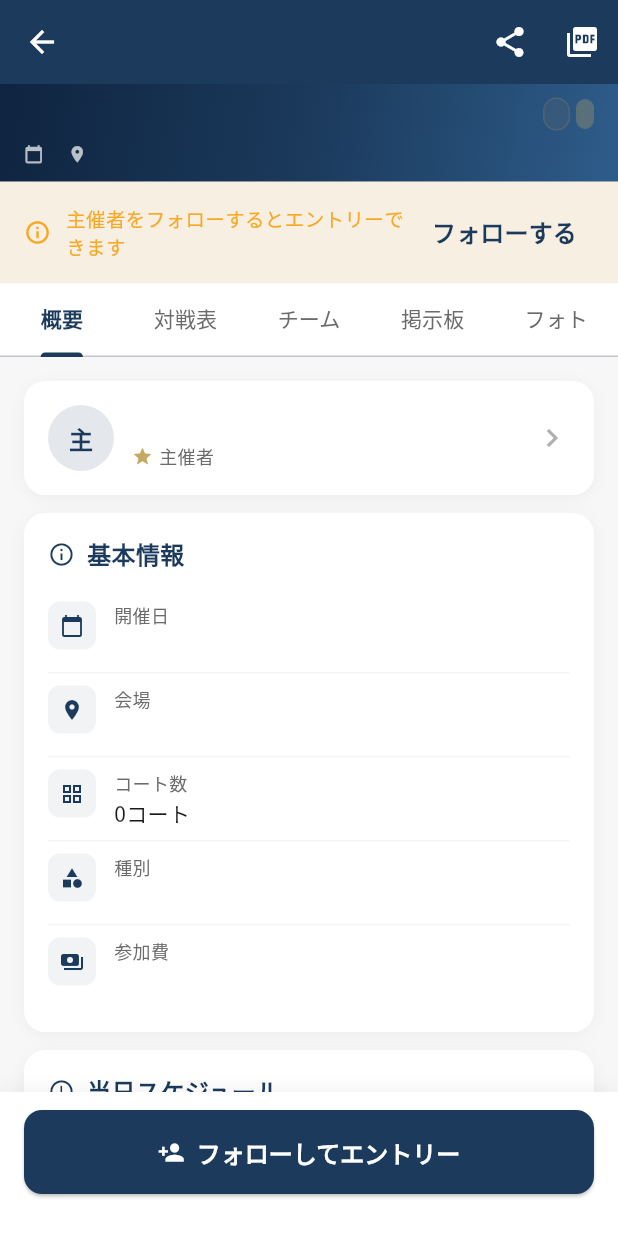
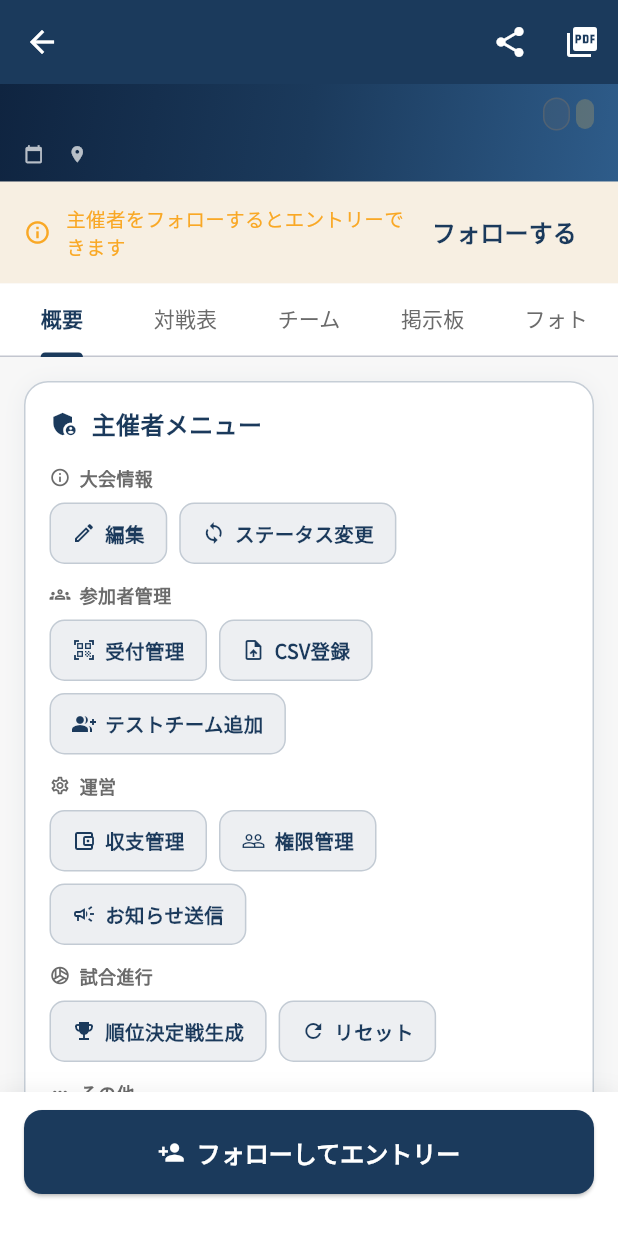
Before and after one commit to sofvo-dev/sofvo, a Flutter app: the TournamentDetailScreen screen opened directly with empty values, on a phone screen of 412 x 824 dp. Run offline on Flutter 3.47's test engine with Material 3 defaults, Android fonts, the phone set to English and light mode, and no system bars; our stand-ins replace cached_network_image, cloud_firestore, csv, file_picker, firebase_auth, firebase_core and 10 more; missing offline and left inert: mobile_scanner; accounts and stored records are empty; network calls fail.

Commit message:
fix: 主催者メニューを概要タブの先頭に移動
主催者メニューが対戦表タブ内（ラウンド生成後のみ）に
配置されていたため、概要タブの先頭に移動して常にアクセス可能に

https://claude.ai/code/session_0116u9hQCw1ZhLETzN8my8yT

```diff
--- a/lib/screens/tournament/tournament_detail_screen.dart
+++ b/lib/screens/tournament/tournament_detail_screen.dart
@@ -369,9 +369,19 @@ class _TournamentDetailScreenState extends State<TournamentDetailScreen>
         final liveManagement = liveRules['management'] as Map<String, dynamic>? ?? management;
         final liveOther = liveRules['other'] as Map<String, dynamic>? ?? other;
 
+        final uid = FirebaseAuth.instance.currentUser?.uid ?? '';
+        final liveEditors = List<String>.from(live['editors'] ?? []);
+        final isOrganizerInOverview = live['organizerId'] == uid || liveEditors.contains(uid);
+
         return ListView(
           padding: const EdgeInsets.all(16),
           children: [
+            // ━━━ 主催者メニュー ━━━
+            if (isOrganizerInOverview) ...[
+              _buildOrganizerActions(live.isNotEmpty ? live : t),
+              const SizedBox(height: 12),
+            ],
+
             // ━━━ Organizer ━━━
             GestureDetector(
               onTap: () {
```
